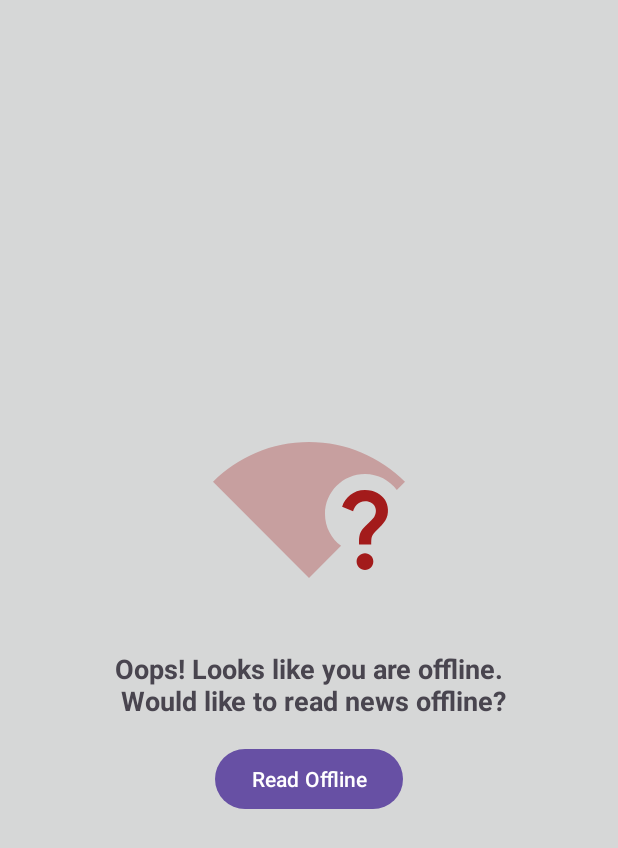
After one commit to SumukhaK/NewsApp-MVVM, an Android app: the layout display_no_internet.xml on its own in the app's theme, with its tools: preview values and no code run, on a phone screen of 412 x 824 dp. The commit adds this screen. Shown: the top 848 px of the screen. Run offline under Robolectric (Android 15) with nearby library versions, the phone set to English and light mode, and no system bars.

Commit message:
adds no internet and error message screen ui elements

```diff
--- /dev/null
+++ b/app/src/main/res/drawable/twotone_signal_wifi_statusbar_not_connected_24.xml
@@ -0,0 +1,7 @@
+<vector xmlns:android="http://schemas.android.com/apk/res/android" android:height="48dp" android:tint="#A31B1B" android:viewportHeight="24" android:viewportWidth="24" android:width="48dp">
+
+    <path android:fillColor="@android:color/white" android:pathData="M18.52,15.16c0.41,-0.73 1.18,-1.16 1.63,-1.8c0.48,-0.68 0.21,-1.94 -1.14,-1.94c-0.88,0 -1.32,0.67 -1.5,1.23l-1.37,-0.57c0.37,-1.12 1.38,-2.08 2.86,-2.08c1.23,0 2.08,0.56 2.51,1.26c0.37,0.6 0.58,1.73 0.01,2.57c-0.63,0.93 -1.23,1.21 -1.56,1.81c-0.13,0.24 -0.18,0.4 -0.18,1.18h-1.52C18.26,16.41 18.19,15.74 18.52,15.16zM17.95,18.95c0,-0.59 0.47,-1.04 1.05,-1.04c0.59,0 1.04,0.45 1.04,1.04c0,0.58 -0.44,1.05 -1.04,1.05C18.42,20 17.95,19.53 17.95,18.95z"/>
+
+    <path android:fillAlpha="0.3" android:fillColor="@android:color/white" android:pathData="M14,13c0,-2.76 2.24,-5 5,-5c1.63,0 3.07,0.79 3.98,2L24,8.98C20.93,5.9 16.69,4 12,4C7.31,4 3.07,5.9 0,8.98L12,21l4.01,-4.02C14.8,16.07 14,14.63 14,13z"/>
+
+</vector>
--- /dev/null
+++ b/app/src/main/res/layout/display_no_internet.xml
@@ -0,0 +1,40 @@
+<?xml version="1.0" encoding="utf-8"?>
+<androidx.constraintlayout.widget.ConstraintLayout xmlns:android="http://schemas.android.com/apk/res/android"
+    android:layout_width="match_parent"
+    android:layout_height="match_parent"
+    xmlns:app="http://schemas.android.com/apk/res-auto"
+    android:background="?attr/colorButtonNormal">
+
+    <ImageView
+        android:layout_width="128dp"
+        android:layout_height="128dp"
+        app:layout_constraintStart_toStartOf="parent"
+        app:layout_constraintEnd_toEndOf="parent"
+        app:layout_constraintTop_toTopOf="parent"
+        app:layout_constraintBottom_toBottomOf="parent"
+        android:layout_marginBottom="150dp"
+        android:id="@+id/nointerneticon_imageview"
+        android:src="@drawable/twotone_signal_wifi_statusbar_not_connected_24"/>
+
+    <TextView
+        android:layout_width="match_parent"
+        android:layout_height="wrap_content"
+        app:layout_constraintTop_toBottomOf="@id/nointerneticon_imageview"
+        android:layout_marginTop="@dimen/icon_to_text_margin"
+        android:text="@string/no_internet_message"
+        android:id="@+id/nointernet_textview"
+        android:textAlignment="center"
+        android:textStyle="bold"
+        android:textSize="@dimen/error_text_size" />
+
+    <Button
+        android:layout_width="wrap_content"
+        android:layout_height="wrap_content"
+        app:layout_constraintTop_toBottomOf="@id/nointernet_textview"
+        android:layout_margin="@dimen/text_to_button_margin"
+        app:layout_constraintStart_toStartOf="parent"
+        app:layout_constraintEnd_toEndOf="parent"
+        android:id="@+id/retry_button"
+        android:text="@string/read_offline_buttonlabel"
+        />
+</androidx.constraintlayout.widget.ConstraintLayout>
--- a/app/src/main/res/values/dimens.xml
+++ b/app/src/main/res/values/dimens.xml
@@ -3,4 +3,7 @@
     <dimen name="layout_margins">16dp</dimen>
     <dimen name="button_margins">8dp</dimen>
     <dimen name="button_height">60dp</dimen>
+    <dimen name="icon_to_text_margin">32dp</dimen>
+    <dimen name="text_to_button_margin">16dp</dimen>
+    <dimen name="error_text_size">18sp</dimen>
 </resources>
--- a/app/src/main/res/values/strings.xml
+++ b/app/src/main/res/values/strings.xml
@@ -5,5 +5,9 @@
     <string name="countries_buttonlabel">Countries</string>
     <string name="languages_buttonlabel">Languages</string>
     <string name="search_buttonlabel">Search</string>
+    <string name="retry_buttonlabel">Retry</string>
+    <string name="read_offline_buttonlabel">Read Offline</string>
     <string name="country_bundlekey">country</string>
+    <string name="error_message">Oops! Something went wrong..\n Please try again.</string>
+    <string name="no_internet_message">Oops! Looks like you are offline.\n Would like to read news offline?</string>
 </resources>
```
Also changed, not shown: app/src/main/res/drawable/twotone_error_24.xml (added, +7 -0 lines), app/src/main/res/layout/display_error_message.xml (added, +40 -0 lines).
